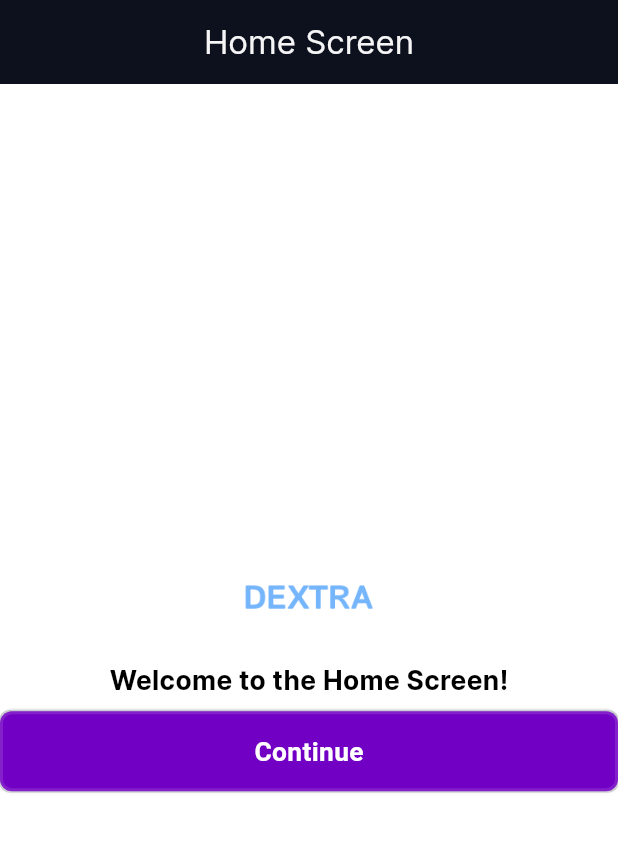
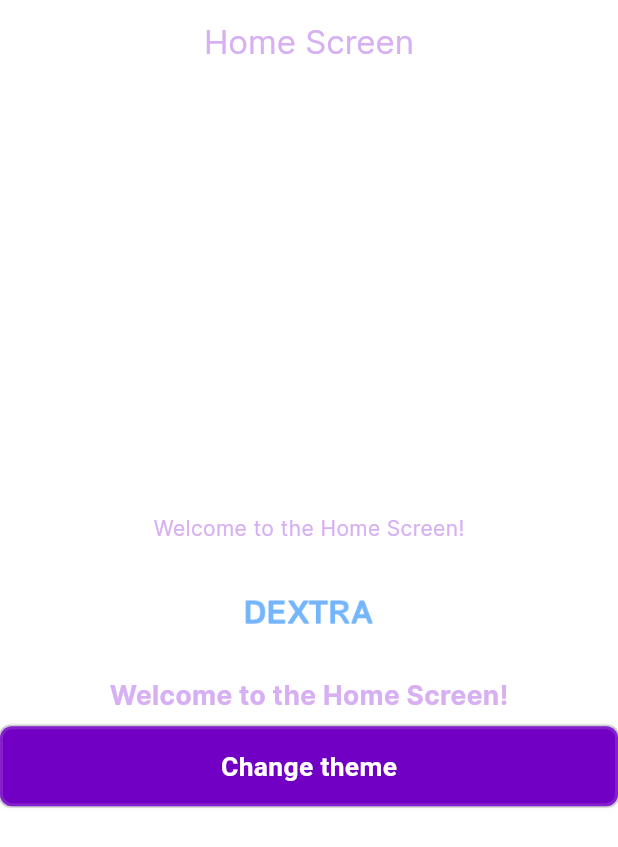
Before and after one commit to TranChinh03/dextra, a Flutter app: the screen it shows after launch, on a phone screen of 412 x 824 dp. Shown: the top 847 px of the screen. Run offline on Flutter 3.47's test engine with Material 3 defaults, Android fonts, the light colour scheme and no system bars; drawn by our look-alikes of flutter_easyloading; our stand-ins replace dio, easy_localization, equatable, flutter_bloc, flutter_screenutil, flutter_svg and 3 more.

Commit message:
Handle theme changed

```diff
--- a/lib/presentation/app/blocs/theme/app_theme_state.dart
+++ b/lib/presentation/app/blocs/theme/app_theme_state.dart
@@ -6,8 +6,8 @@ class AppThemeState extends Equatable {
   final IAppColor appColor;
 
   const AppThemeState({
-    this.themeMode = ThemeMode.dark,
-    this.appColor = const AppDarkColor(),
+    this.themeMode = ThemeMode.light,
+    this.appColor = const AppLightColor(),
   });
 
   AppThemeState copyWith({ThemeMode? themeMode}) {
--- a/lib/presentation/app/screens/home_screen.dart
+++ b/lib/presentation/app/screens/home_screen.dart
@@ -1,3 +1,5 @@
+import 'package:dextra/di/injectable.dart';
+import 'package:dextra/presentation/app/blocs/theme/app_theme_bloc.dart';
 import 'package:dextra/presentation/assets/assets.dart';
 import 'package:dextra/presentation/modules/commons/widgets/button/common_button.dart';
 import 'package:dextra/presentation/modules/commons/widgets/commonImage/common_image.dart';
@@ -20,12 +22,13 @@ class HomeScreen extends StatefulWidget {
 class _HomeScreenState extends State<HomeScreen> {
   @override
   Widget build(BuildContext context) {
+    final _appThemeBloc = getIt.get<AppThemeBloc>();
     final appColor = IAppColor.watch(context);
     return Scaffold(
       appBar: AppBar(
         title: Text(
           'Home Screen',
-          style: TextStyle(color: appColor.textPrimaryColor),
+          style: TextStyle(color: appColor.exampleColor),
         ),
         centerTitle: true,
         backgroundColor: appColor.backgroundApp,
@@ -34,23 +37,40 @@ class _HomeScreenState extends State<HomeScreen> {
         child: Column(
           mainAxisAlignment: MainAxisAlignment.center,
           children: [
+            Text(
+              'Welcome to the Home Screen!',
+              style: TextStyle(color: appColor.exampleColor),
+            ),
             SvgPicture.asset(
               Assets.svg.check,
               fit: BoxFit.scaleDown,
             ),
-            CommonImage(imagePath: Assets.png.logo.path, width: AppSpacing.rem1000.w,),
+            CommonImage(
+              imagePath: Assets.png.logo.path,
+              width: AppSpacing.rem1000.w,
+            ),
             SizedBox(height: AppSpacing.rem100.h),
             Text(
               'Welcome to the Home Screen!',
               style: TextStyle(
                 fontSize: AppFontSize.md,
                 fontWeight: AppFontWeight.bold,
+                color: appColor.exampleColor,
               ),
             ),
             SizedBox(height: AppSpacing.rem100.h),
             CommonButton(
-              onPressed: () {},
-              text: tr('Common.continue_title'),
+              onPressed: () {
+                final currentTheme = _appThemeBloc.state.themeMode;
+                _appThemeBloc.add(
+                  ChangeAppTheme(
+                      themeMode: currentTheme == ThemeMode.dark
+                          ? ThemeMode.light
+                          : ThemeMode.dark),
+                );
+              },
+              // text: tr('Common.continue_title'),
+              text: tr('Change theme'),
             )
           ],
         ),
--- a/lib/theme/color/app_color.dart
+++ b/lib/theme/color/app_color.dart
@@ -27,6 +27,9 @@ abstract class IAppColor {
    // Shadow color
   Color get shadowXs;
 
+  //
+  Color get exampleColor;
+
 
   static IAppColor watch(BuildContext context) =>
       context.watch<AppThemeBloc>().state.appColor;
--- a/lib/theme/color/app_dark_color.dart
+++ b/lib/theme/color/app_dark_color.dart
@@ -45,4 +45,7 @@ class AppDarkColor implements IAppColor {
 
   @override
   Color get buttonSecondaryColorForeground => DextraAppColor.darkGrey.grey300;
+
+  @override
+  Color get exampleColor => DextraAppColor.goldenrod.goldenrod300;
 }
--- a/lib/theme/color/app_light_color.dart
+++ b/lib/theme/color/app_light_color.dart
@@ -45,4 +45,7 @@ class AppLightColor implements IAppColor {
 
   @override
   Color get shadowXs => DextraAppColor.shadows.shadowXs;
+
+  @override
+  Color get exampleColor => DextraAppColor.primary.brand100;
 }
```
Also changed, not shown: lib/di/injectable.config.dart.
